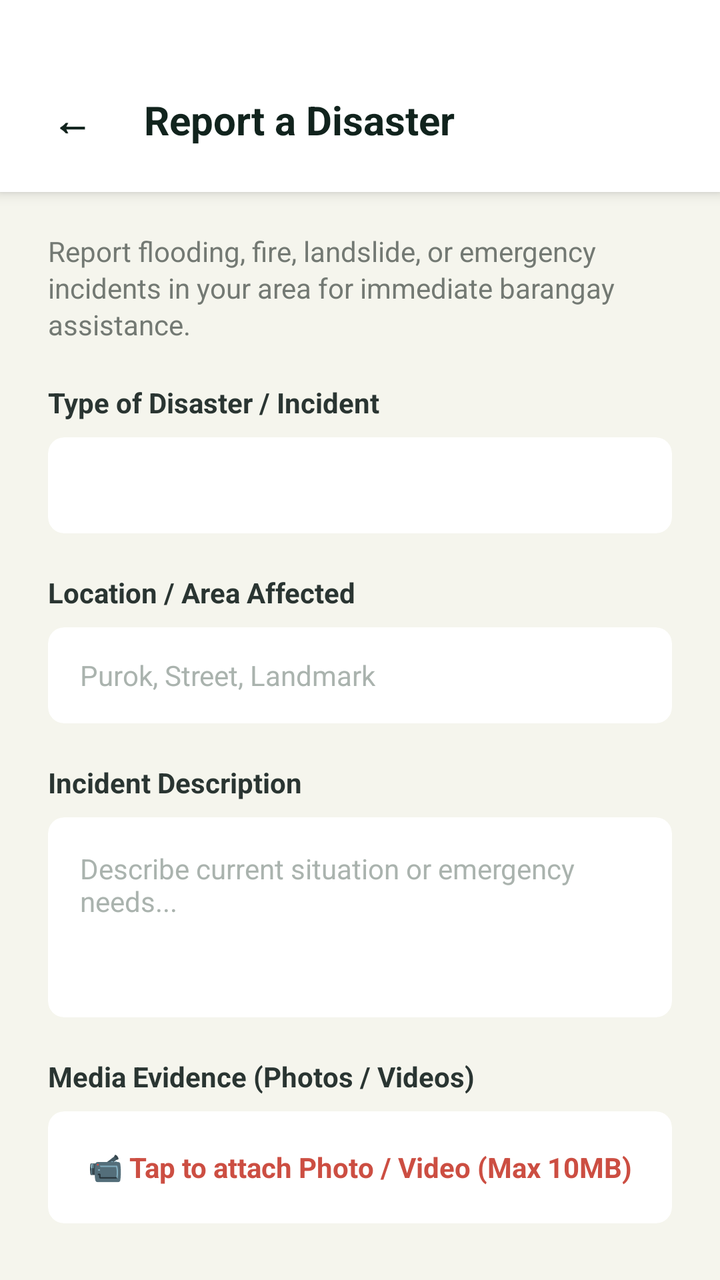
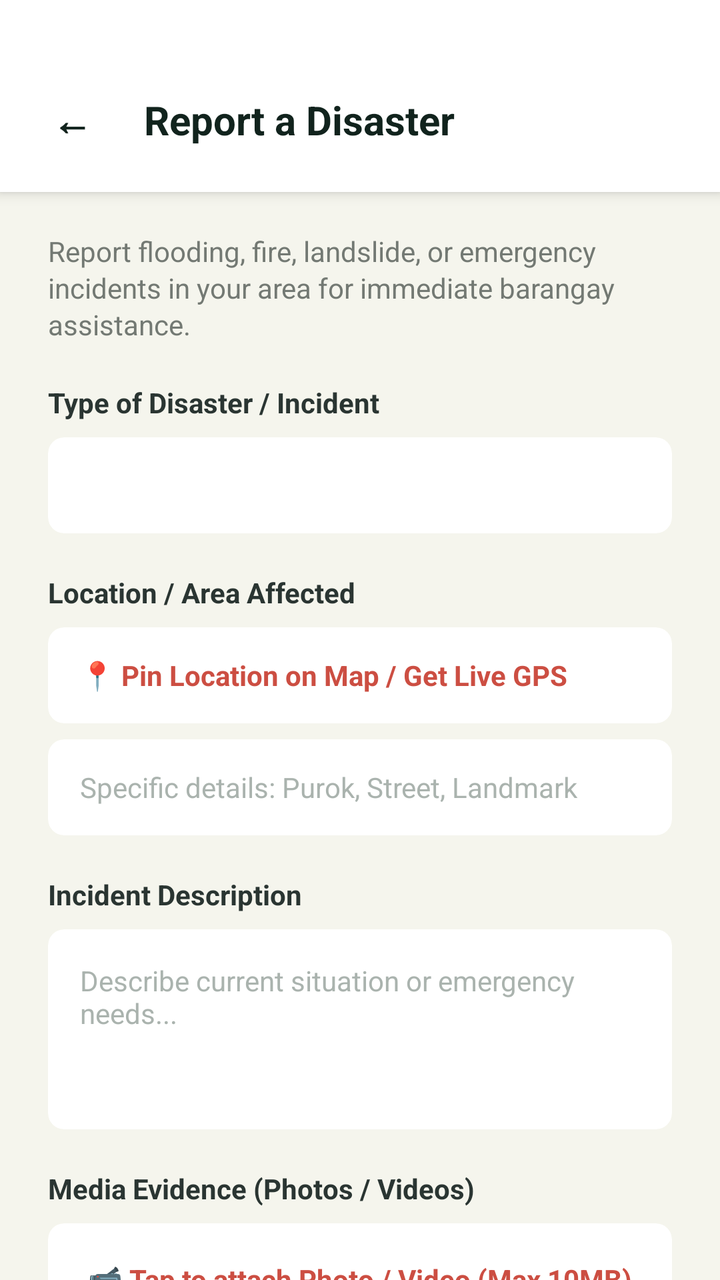

Before-and-after screenshots of an Android layout around one commit, followed by the original layout XML and the change that was made.
<!-- AndroidManifest.xml: application theme Theme.Barangay_superAPP -->
<!-- res/layout/report_disaster_form.xml -->
<?xml version="1.0" encoding="utf-8"?>
<LinearLayout xmlns:android="http://schemas.android.com/apk/res/android"
    xmlns:app="http://schemas.android.com/apk/res-auto"
    xmlns:tools="http://schemas.android.com/tools"
    android:layout_width="match_parent"
    android:layout_height="match_parent"
    android:background="#F5F5ED"
    android:orientation="vertical">

    
    <LinearLayout
        android:layout_width="match_parent"
        android:layout_height="wrap_content"
        android:gravity="center_vertical"
        android:orientation="horizontal"
        android:paddingHorizontal="16dp"
        android:paddingTop="40dp"
        android:paddingBottom="16dp"
        android:background="#FFFFFF"
        android:elevation="4dp">

        <androidx.cardview.widget.CardView
            android:id="@+id/btnGoBack"
            android:layout_width="40dp"
            android:layout_height="40dp"
            app:cardBackgroundColor="@android:color/transparent"
            app:cardCornerRadius="20dp"
            app:cardElevation="0dp"
            android:clickable="true"
            android:focusable="true"
            android:foreground="?android:attr/selectableItemBackground">

            <TextView
                android:layout_width="wrap_content"
                android:layout_height="wrap_content"
                android:layout_gravity="center"
                android:text="←"
                android:textColor="#11231D"
                android:textSize="20sp"
                android:textStyle="bold" />
        </androidx.cardview.widget.CardView>

        <TextView
            android:layout_width="wrap_content"
            android:layout_height="wrap_content"
            android:layout_marginStart="16dp"
            android:text="Report a Disaster"
            android:textColor="#11231D"
            android:textSize="20sp"
            android:textStyle="bold" />
    </LinearLayout>

    <ScrollView
        android:layout_width="match_parent"
        android:layout_height="0dp"
        android:layout_weight="1"
        android:fillViewport="true"
        android:scrollbars="none">

        <LinearLayout
            android:layout_width="match_parent"
            android:layout_height="wrap_content"
            android:orientation="vertical"
            android:paddingHorizontal="24dp"
            android:paddingTop="20dp"
            android:paddingBottom="40dp">

            <TextView
                android:layout_width="match_parent"
                android:layout_height="wrap_content"
                android:lineSpacingExtra="2dp"
                android:text="Report flooding, fire, landslide, or emergency incidents in your area for immediate barangay assistance."
                android:textColor="#737973"
                android:textSize="14sp" />

            <TextView
                android:layout_width="wrap_content"
                android:layout_height="wrap_content"
                android:layout_marginTop="20dp"
                android:text="Type of Disaster / Incident"
                android:textColor="#2A3532"
                android:textSize="14sp"
                android:textStyle="bold" />

            <androidx.cardview.widget.CardView
                android:layout_width="match_parent"
                android:layout_height="48dp"
                android:layout_marginTop="8dp"
                app:cardBackgroundColor="#FFFFFF"
                app:cardCornerRadius="8dp"
                app:cardElevation="0dp">

                <Spinner
                    android:id="@+id/spinnerDisasterType"
                    android:layout_width="match_parent"
                    android:layout_height="match_parent"
                    android:background="@android:color/transparent"
                    android:paddingHorizontal="12dp" />
            </androidx.cardview.widget.CardView>

            <TextView
                android:layout_width="wrap_content"
                android:layout_height="wrap_content"
                android:layout_marginTop="20dp"
                android:text="Location / Area Affected"
                android:textColor="#2A3532"
                android:textSize="14sp"
                android:textStyle="bold" />

            <androidx.cardview.widget.CardView
                android:layout_width="match_parent"
                android:layout_height="48dp"
                android:layout_marginTop="8dp"
                app:cardBackgroundColor="#FFFFFF"
                app:cardCornerRadius="8dp"
                app:cardElevation="0dp">

                <EditText
                    android:id="@+id/etDisasterLocation"
                    android:layout_width="match_parent"
                    android:layout_height="match_parent"
                    android:background="@android:color/transparent"
                    android:hint="Purok, Street, Landmark"
                    android:paddingHorizontal="16dp"
                    android:textColor="#11231D"
                    android:textColorHint="#AAB3AE"
                    android:textSize="14sp" />
            </androidx.cardview.widget.CardView>

            <TextView
                android:layout_width="wrap_content"
                android:layout_height="wrap_content"
                android:layout_marginTop="20dp"
                android:text="Incident Description"
                android:textColor="#2A3532"
                android:textSize="14sp"
                android:textStyle="bold" />

            <androidx.cardview.widget.CardView
                android:layout_width="match_parent"
                android:layout_height="100dp"
                android:layout_marginTop="8dp"
                app:cardBackgroundColor="#FFFFFF"
                app:cardCornerRadius="8dp"
                app:cardElevation="0dp">

                <EditText
                    android:id="@+id/etDisasterDetails"
                    android:layout_width="match_parent"
                    android:layout_height="match_parent"
                    android:background="@android:color/transparent"
                    android:gravity="top"
                    android:hint="Describe current situation or emergency needs..."
                    android:padding="16dp"
                    android:textColor="#11231D"
                    android:textColorHint="#AAB3AE"
                    android:textSize="14sp" />
            </androidx.cardview.widget.CardView>

            
            <TextView
                android:layout_width="wrap_content"
                android:layout_height="wrap_content"
                android:layout_marginTop="20dp"
                android:text="Media Evidence (Photos / Videos)"
                android:textColor="#2A3532"
                android:textSize="14sp"
                android:textStyle="bold" />

            <androidx.cardview.widget.CardView
                android:id="@+id/cardUploadDisasterMedia"
                android:layout_width="match_parent"
                android:layout_height="56dp"
                android:layout_marginTop="8dp"
                android:clickable="true"
                android:focusable="true"
                android:foreground="?android:attr/selectableItemBackground"
                app:cardBackgroundColor="#FFFFFF"
                app:cardCornerRadius="8dp"
                app:cardElevation="0dp">

                <TextView
                    android:id="@+id/tvDisasterMediaFile"
                    android:layout_width="wrap_content"
                    android:layout_height="wrap_content"
                    android:layout_gravity="center"
                    android:text="📹 Tap to attach Photo / Video (Max 10MB)"
                    android:textColor="#CC4E42"
                    android:textStyle="bold" />
            </androidx.cardview.widget.CardView>

            
            <androidx.cardview.widget.CardView
                android:id="@+id/btnSubmitDisaster"
                android:layout_width="match_parent"
                android:layout_height="56dp"
                android:layout_marginTop="32dp"
                android:clickable="true"
                android:focusable="true"
                android:foreground="?android:attr/selectableItemBackground"
                app:cardBackgroundColor="#CC4E42"
                app:cardCornerRadius="12dp"
                app:cardElevation="0dp">

                <TextView
                    android:layout_width="wrap_content"
                    android:layout_height="wrap_content"
                    android:layout_gravity="center"
                    android:text="Submit Disaster Report"
                    android:textColor="#FFFFFF"
                    android:textSize="16sp"
                    android:textStyle="bold" />
            </androidx.cardview.widget.CardView>

        </LinearLayout>
    </ScrollView>
</LinearLayout>
<!-- resources referenced by this layout -->
<resources>
  <style name="Theme.Barangay_superAPP" parent="Theme.MaterialComponents.DayNight.NoActionBar">
          
          <item name="colorPrimary">@color/purple_500</item>
          <item name="colorPrimaryVariant">@color/purple_700</item>
          <item name="colorOnPrimary">@color/white</item>
          
          <item name="colorSecondary">@color/teal_200</item>
          <item name="colorSecondaryVariant">@color/teal_700</item>
          <item name="colorOnSecondary">@color/black</item>
          
          <item name="android:statusBarColor">#F5F5ED</item>
          <item name="android:windowLightStatusBar">true</item>
      </style>
  <color name="purple_500">#FF6200EE</color>
  <color name="purple_700">#FF3700B3</color>
  <color name="white">#FFFFFFFF</color>
  <color name="teal_200">#FF03DAC5</color>
  <color name="teal_700">#FF018786</color>
  <color name="black">#FF000000</color>
</resources>

<!-- the commit's change to res/layout/report_disaster_form.xml (unified diff, before → after) -->
@@ -108,6 +108,37 @@
                 android:textStyle="bold" />
 
             <androidx.cardview.widget.CardView
+                android:id="@+id/btnGetCurrentLocation"
+                android:layout_width="match_parent"
+                android:layout_height="48dp"
+                android:layout_marginTop="8dp"
+                app:cardBackgroundColor="#FFFFFF"
+                app:cardCornerRadius="8dp"
+                app:cardElevation="0dp"
+                android:clickable="true"
+                android:focusable="true"
+                android:foreground="?android:attr/selectableItemBackground">
+
+                <LinearLayout
+                    android:layout_width="match_parent"
+                    android:layout_height="match_parent"
+                    android:gravity="center_vertical"
+                    android:orientation="horizontal"
+                    android:paddingHorizontal="16dp">
+
+                    <TextView
+                        android:id="@+id/tvLocationAddress"
+                        android:layout_width="0dp"
+                        android:layout_height="wrap_content"
+                        android:layout_weight="1"
+                        android:text="📍 Pin Location on Map / Get Live GPS"
+                        android:textColor="#CC4E42"
+                        android:textSize="14sp"
+                        android:textStyle="bold" />
+                </LinearLayout>
+            </androidx.cardview.widget.CardView>
+
+            <androidx.cardview.widget.CardView
                 android:layout_width="match_parent"
                 android:layout_height="48dp"
                 android:layout_marginTop="8dp"
@@ -120,7 +151,7 @@
                     android:layout_width="match_parent"
                     android:layout_height="match_parent"
                     android:background="@android:color/transparent"
-                    android:hint="Purok, Street, Landmark"
+                    android:hint="Specific details: Purok, Street, Landmark"
                     android:paddingHorizontal="16dp"
                     android:textColor="#11231D"
                     android:textColorHint="#AAB3AE"
<!-- resource entries referenced after the edit -->
@@ -1,6 +1,6 @@
 <!-- resources referenced by this layout -->
 <resources>
-  <style name="Theme.Barangay_superAPP" parent="Theme.MaterialComponents.DayNight.NoActionBar">
+  <style name="Theme.Barangay_superAPP" parent="Theme.MaterialComponents.Light.NoActionBar">
           
           <item name="colorPrimary">@color/purple_500</item>
           <item name="colorPrimaryVariant">@color/purple_700</item>
@@ -12,6 +12,7 @@
           
           <item name="android:statusBarColor">#F5F5ED</item>
           <item name="android:windowLightStatusBar">true</item>
+          <item name="android:forceDarkAllowed" tools:targetApi="q">false</item>
       </style>
   <color name="purple_500">#FF6200EE</color>
   <color name="purple_700">#FF3700B3</color>
